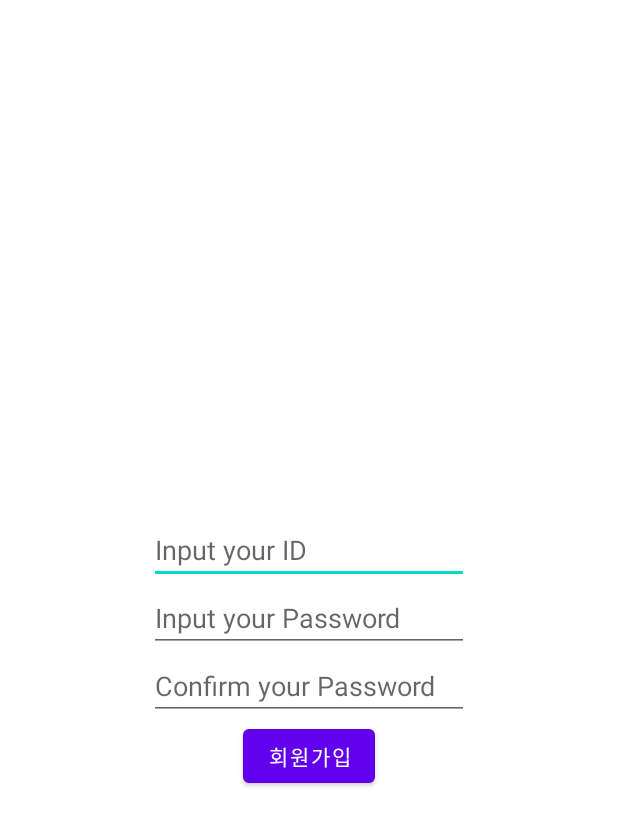
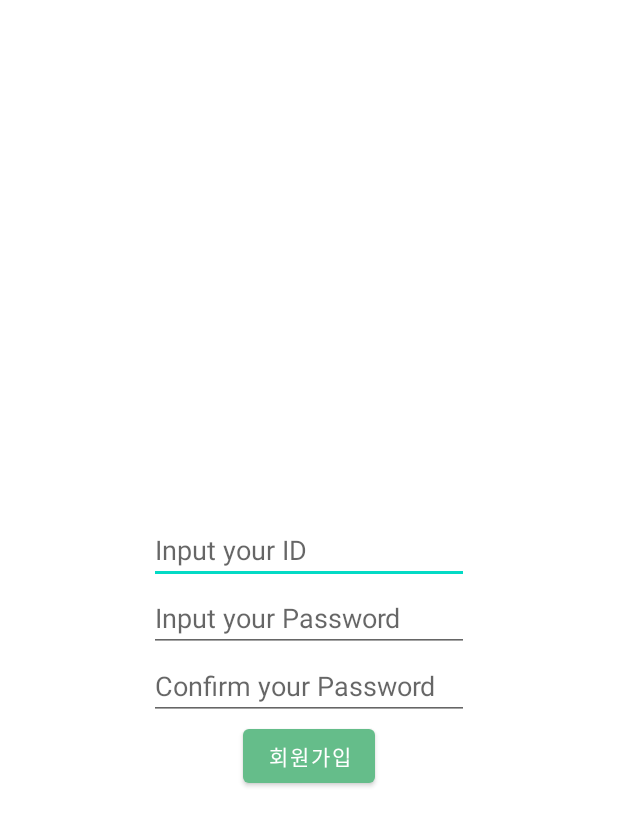
Before and after one commit to cmkxak/jbnu-capstone, an Android app: the screen it shows after launch (SignUpActivity), after a tap on "회원가입", on a phone screen of 412 x 824 dp. Shown: the top 826 px of the screen. Run offline under Robolectric (Android 15) with nearby library versions, the phone set to English and light mode, and no system bars; our stand-ins replace Volley, navigation-ui; network calls fail.

Commit message:
<수정> : primary color change & add backbutton.webp

```diff
--- a/app/src/main/res/values-night/themes.xml
+++ b/app/src/main/res/values-night/themes.xml
@@ -1,8 +1,8 @@
-<resources xmlns:tools="http://schemas.android.com/tools">
+    <resources xmlns:tools="http://schemas.android.com/tools">
     <!-- Base application theme. -->
     <style name="Theme.FirstTest" parent="Theme.MaterialComponents.DayNight.DarkActionBar">
         <!-- Primary brand color. -->
-        <item name="colorPrimary">@color/purple_200</item>
+        <item name="colorPrimary">@color/primary</item>
         <item name="colorPrimaryVariant">@color/purple_700</item>
         <item name="colorOnPrimary">@color/black</item>
         <!-- Secondary brand color. -->
--- a/app/src/main/res/values/colors.xml
+++ b/app/src/main/res/values/colors.xml
@@ -7,4 +7,6 @@
     <color name="teal_700">#FF018786</color>
     <color name="black">#FF000000</color>
     <color name="white">#FFFFFFFF</color>
+    <color name="myStatusBarColor">#FFFFFF</color>
+    <color name = "primary">#65BD8A</color>
 </resources>
--- a/app/src/main/res/values/themes.xml
+++ b/app/src/main/res/values/themes.xml
@@ -2,7 +2,7 @@
     <!-- Base application theme. -->
     <style name="Theme.FirstTest" parent="Theme.MaterialComponents.DayNight.DarkActionBar">
         <!-- Primary brand color. -->
-        <item name="colorPrimary">@color/purple_500</item>
+        <item name="colorPrimary">@color/primary</item>
         <item name="colorPrimaryVariant">@color/purple_700</item>
         <item name="colorOnPrimary">@color/white</item>
         <!-- Secondary brand color. -->
@@ -11,12 +11,18 @@
         <item name="colorOnSecondary">@color/black</item>
         <!-- Status bar color. -->
         <item name="android:statusBarColor" tools:targetApi="l">?attr/colorPrimaryVariant</item>
+
         <!-- Customize your theme here. -->
+        <item name="android:windowSplashScreenAnimatedIcon" tools:targetApi="s">@drawable/ic_menu_left_arrow</item>
+
+
     </style>
 
     <style name="Theme.FirstTest.NoActionBar">
         <item name="windowActionBar">false</item>
         <item name="windowNoTitle">true</item>
+        <item name="android:statusBarColor" tools:targetApi="l">@color/myStatusBarColor</item>
+        <item name="android:windowLightStatusBar" tools:targetApi="m">true</item>
     </style>
 
     <style name="Theme.FirstTest.AppBarOverlay" parent="ThemeOverlay.AppCompat.Dark.ActionBar" />
```
Also changed, not shown: app/src/main/res/drawable-v24/ic_menu_backbutton.webp (added).
